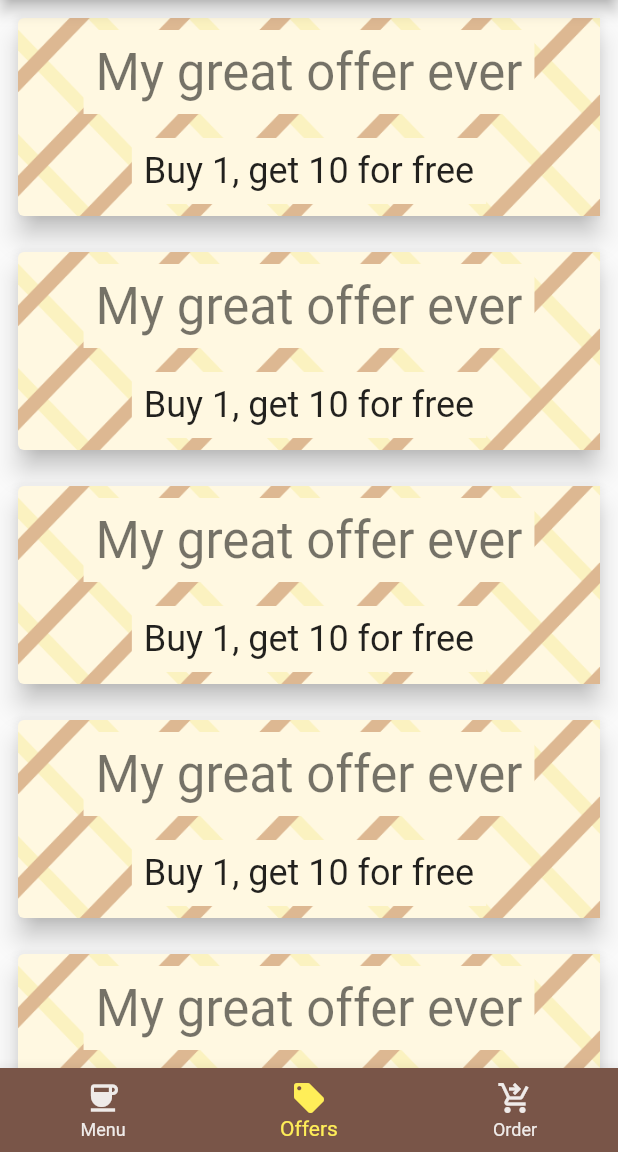
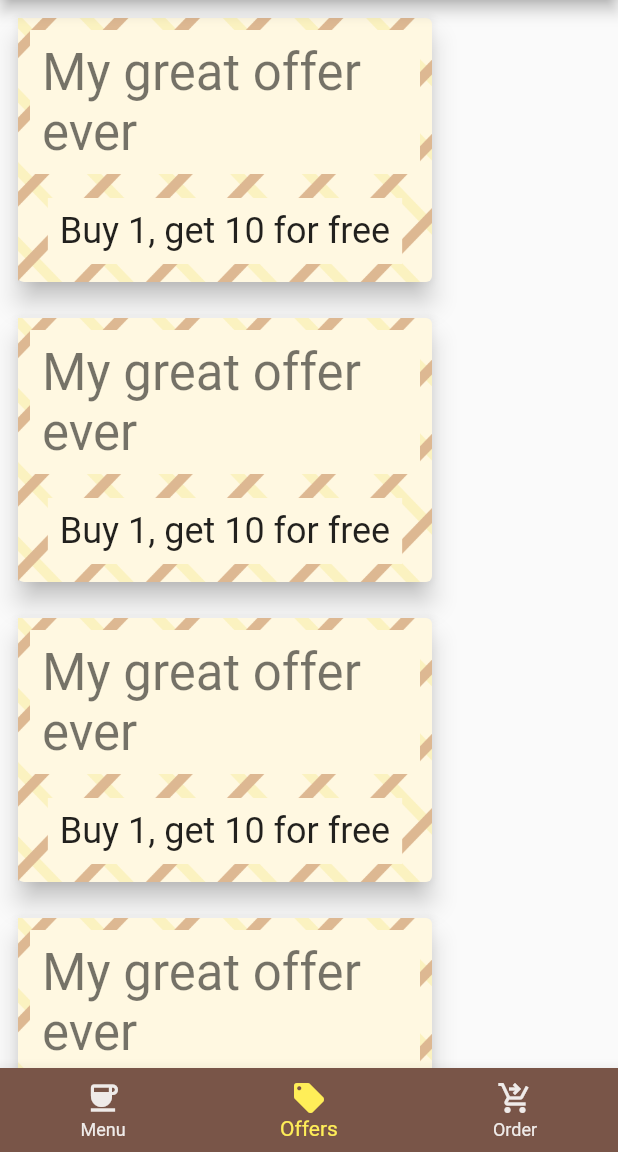
Before and after one commit to Achess01/fm-flutter, a Flutter app: the screen it shows after launch, item 2 of the bottom bar chosen, on a phone screen of 412 x 824 dp, the part 84-1236 px from its top. Run offline on Flutter 3.47's test engine with Material 3 defaults, Android fonts, the phone set to English and light mode, and no system bars; network calls fail.

```diff
--- a/lib/pages/offerspage.dart
+++ b/lib/pages/offerspage.dart
@@ -5,8 +5,8 @@ class OffersPage extends StatelessWidget {
 
   @override
   Widget build(BuildContext context) {
-    return ListView(
-      children: const [
+    return const Wrap(
+      children: [
         Offer(
           title: "My great offer ever",
           description: "Buy 1, get 10 for free",
@@ -57,7 +57,8 @@ class Offer extends StatelessWidget {
   @override
   Widget build(BuildContext context) {
     return SizedBox(
-      // height: 175,
+      height: 200,
+      width: 300,
       child: Padding(
         padding: const EdgeInsets.all(8.0),
         child: Card(
```
Also changed, not shown: 24 other files.
